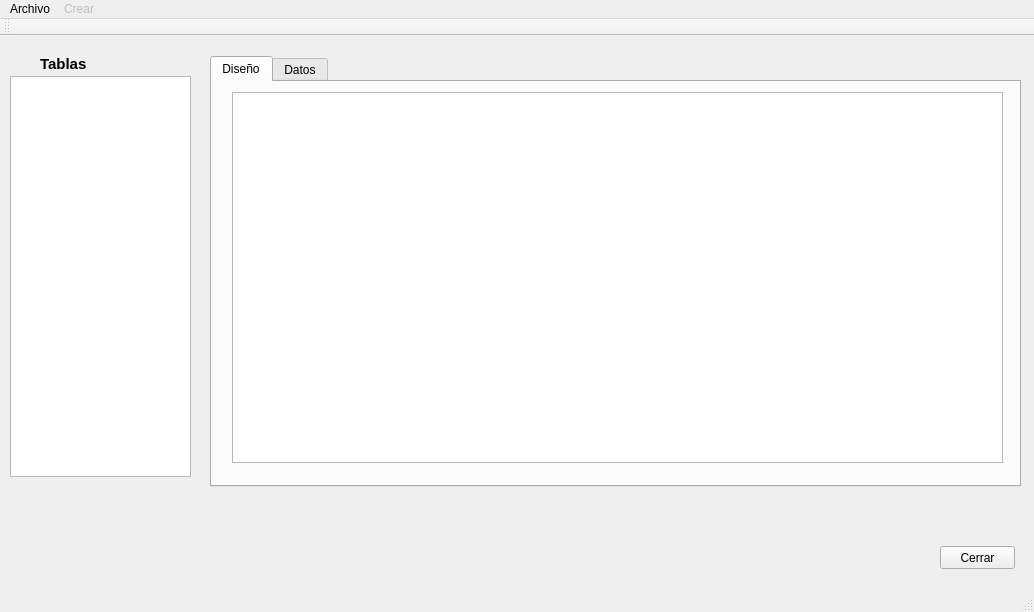
Old version of the form mainwindow.ui in the repository orgaArchivos/Project_Orga.
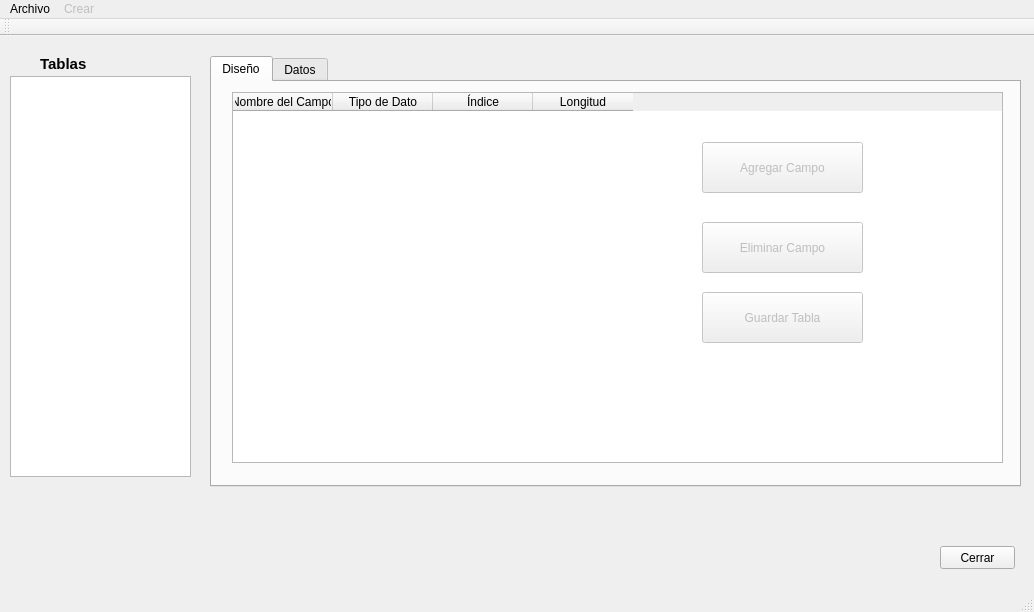
New version of the form. Icons and pictures are not drawn.

Diff of the .ui file:
```diff
--- a/mainwindow.ui
+++ b/mainwindow.ui
@@ -34,7 +34,7 @@
      <attribute name="title">
       <string>Diseño</string>
      </attribute>
-     <widget class="QTableView" name="tableView">
+     <widget class="QTableWidget" name="tableWidget">
       <property name="geometry">
        <rect>
         <x>20</x>
@@ -43,6 +43,80 @@
         <height>371</height>
        </rect>
       </property>
+      <attribute name="horizontalHeaderMinimumSectionSize">
+       <number>32</number>
+      </attribute>
+      <column>
+       <property name="text">
+        <string>Nombre del Campo</string>
+       </property>
+      </column>
+      <column>
+       <property name="text">
+        <string>Tipo de Dato</string>
+       </property>
+      </column>
+      <column>
+       <property name="text">
+        <string>Índice</string>
+       </property>
+       <property name="textAlignment">
+        <set>AlignHCenter|AlignVCenter|AlignCenter</set>
+       </property>
+      </column>
+      <column>
+       <property name="text">
+        <string>Longitud</string>
+       </property>
+      </column>
+     </widget>
+     <widget class="QPushButton" name="pushButton">
+      <property name="enabled">
+       <bool>false</bool>
+      </property>
+      <property name="geometry">
+       <rect>
+        <x>490</x>
+        <y>60</y>
+        <width>161</width>
+        <height>51</height>
+       </rect>
+      </property>
+      <property name="text">
+       <string>Agregar Campo</string>
+      </property>
+     </widget>
+     <widget class="QPushButton" name="pushButton_2">
+      <property name="enabled">
+       <bool>false</bool>
+      </property>
+      <property name="geometry">
+       <rect>
+        <x>490</x>
+        <y>140</y>
+        <width>161</width>
+        <height>51</height>
+       </rect>
+      </property>
+      <property name="text">
+       <string>Eliminar Campo</string>
+      </property>
+     </widget>
+     <widget class="QPushButton" name="pushButton_3">
+      <property name="enabled">
+       <bool>false</bool>
+      </property>
+      <property name="geometry">
+       <rect>
+        <x>490</x>
+        <y>210</y>
+        <width>161</width>
+        <height>51</height>
+       </rect>
+      </property>
+      <property name="text">
+       <string>Guardar Tabla</string>
+      </property>
      </widget>
     </widget>
     <widget class="QWidget" name="tab_2">
```
Left out of the diff: 6 changed lines with no effect on the pictures.
